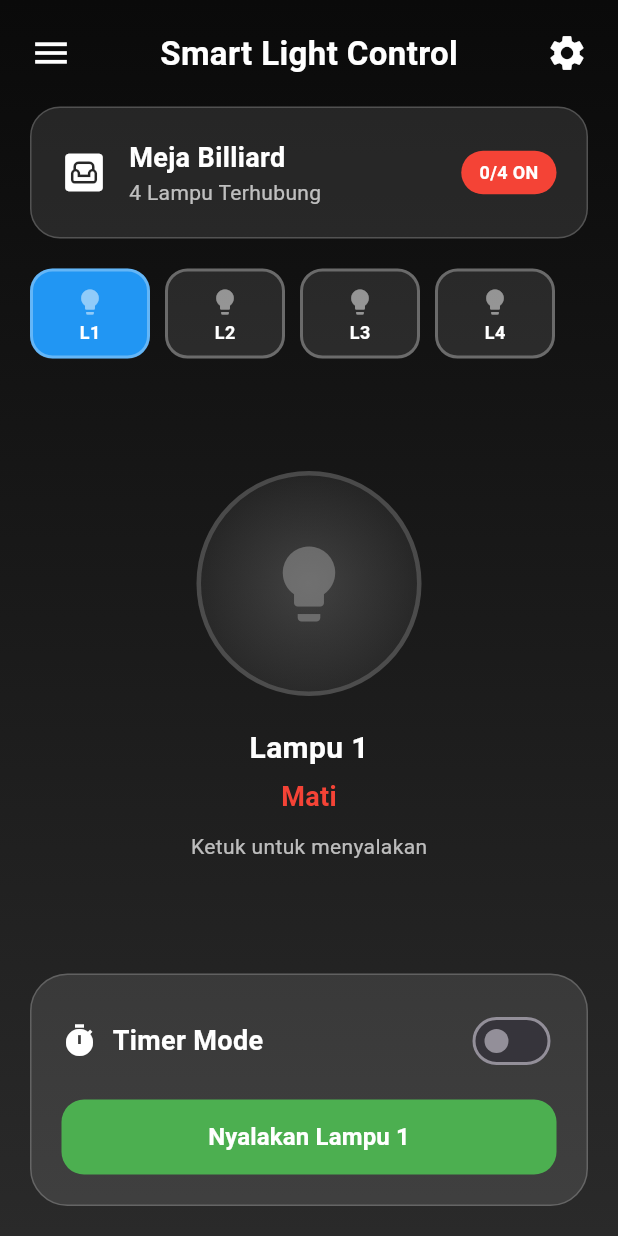
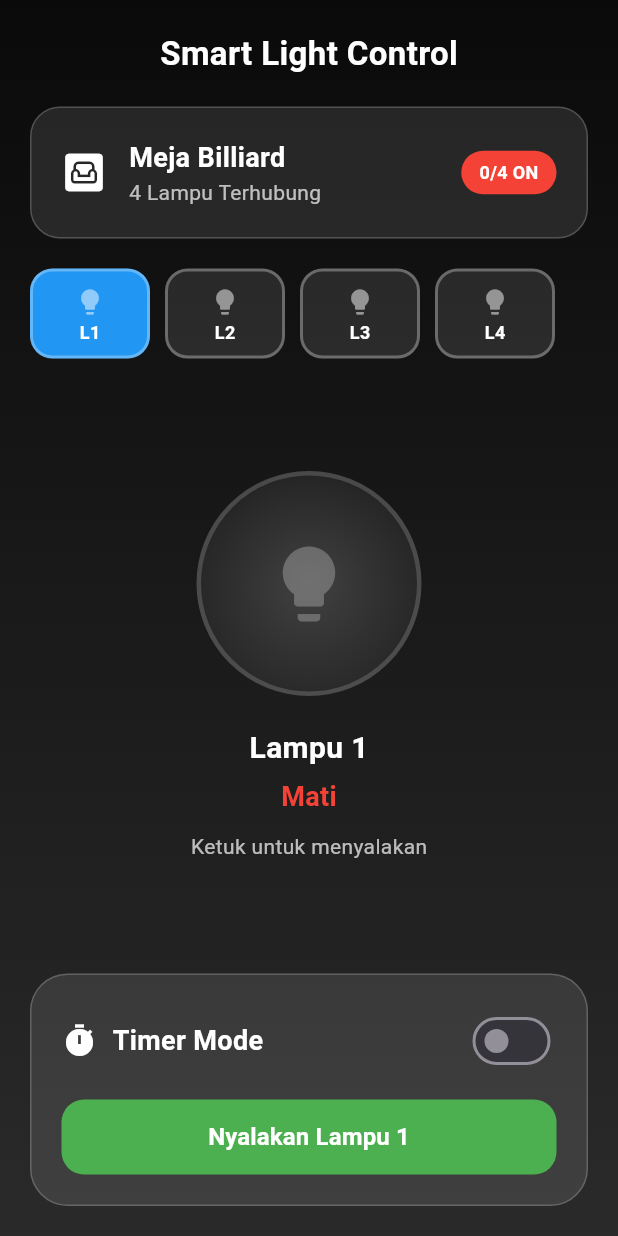
Before and after one commit to edwararlimangea/control_lampu, a Flutter app: the screen it shows after launch, on a phone screen of 412 x 824 dp. Run offline on Flutter 3.47's test engine with Material 3 defaults, Android fonts, the phone set to English and light mode, and no system bars.

Commit message:
Update : Hapus icon dan rata tengah teks

```diff
--- a/lib/main.dart
+++ b/lib/main.dart
@@ -12,6 +12,7 @@ class MyApp extends StatelessWidget {
   @override
   Widget build(BuildContext context) {
     return MaterialApp(
+      debugShowCheckedModeBanner: false,
       title: 'Smart Light Control',
       theme: ThemeData(
         primarySwatch: Colors.blue,
@@ -36,7 +37,7 @@ class LightData {
     this.isOn = false,
     this.hasTimer = false,
     this.timerHours = 0,
-    this.timerMinutes = 1, // UBAH DARI 30 MENJADI 1
+    this.timerMinutes = 1,
     this.remainingSeconds = 0,
     this.timer,
     this.isManuallyControlled = false,
@@ -161,6 +162,7 @@ class _LightControlScreenState extends State<LightControlScreen>
       int relayNumber = (lightIndex % 2) + 1; // relay 1 atau 2
       String action = turnOn ? "on" : "off";
       String url = "http://$arduinoIP/relay$relayNumber/$action";
+      print("🔄 Mengirim request ke: $url");
 
       final response =
           await http.get(Uri.parse(url)).timeout(Duration(seconds: 5));
@@ -279,14 +281,15 @@ class _LightControlScreenState extends State<LightControlScreen>
               children: [
                 // Header
                 Row(
-                  mainAxisAlignment: MainAxisAlignment.spaceBetween,
                   children: [
-                    Icon(
-                      Icons.menu,
-                      color: Colors.white,
-                      size: 28,
-                    ),
-                    Text(
+                    // Icon(
+                    //   Icons.menu,
+                    //   color: Colors.white,
+                    //   size: 28,
+                    // ),
+                    Expanded(
+                      child: Center(
+                        child: Text(
                           'Smart Light Control',
                           style: TextStyle(
                             color: Colors.white,
@@ -294,11 +297,13 @@ class _LightControlScreenState extends State<LightControlScreen>
                             fontWeight: FontWeight.bold,
                           ),
                         ),
-                    Icon(
-                      Icons.settings,
-                      color: Colors.white,
-                      size: 28,
                       ),
+                    ),
+                    // Icon(
+                    //   Icons.settings,
+                    //   color: Colors.white,
+                    //   size: 28,
+                    // ),
                   ],
                 ),
 
```
Lines whose indentation alone changed are shown as unchanged.
